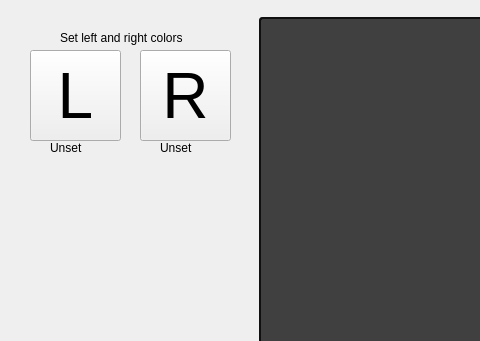
This is Tower_of_Lights_Editor_V3/mainwindow.ui in ThereIsNoEscape/cs383project as Qt 5 draws it before an edit; both pictures show x 0 to 480 and y 0 to 341 of the 1024 by 958 pixel window. The edited form follows.
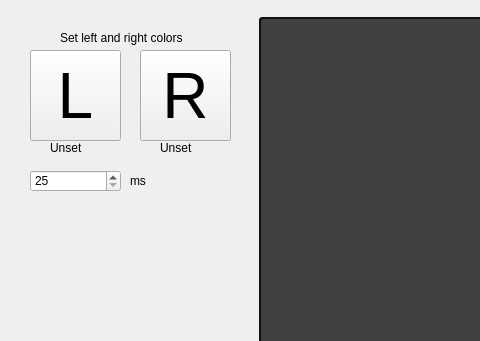
This is the edited form.

Patch:
```diff
--- a/Tower_of_Lights_Editor_V3/mainwindow.ui
+++ b/Tower_of_Lights_Editor_V3/mainwindow.ui
@@ -213,6 +213,41 @@
      <string>Unset</string>
     </property>
    </widget>
+   <widget class="QSpinBox" name="spinBox">
+    <property name="geometry">
+     <rect>
+      <x>30</x>
+      <y>170</y>
+      <width>91</width>
+      <height>22</height>
+     </rect>
+    </property>
+    <property name="minimumSize">
+     <size>
+      <width>91</width>
+      <height>22</height>
+     </size>
+    </property>
+    <property name="minimum">
+     <number>25</number>
+    </property>
+    <property name="maximum">
+     <number>1000000</number>
+    </property>
+   </widget>
+   <widget class="QLabel" name="label_4">
+    <property name="geometry">
+     <rect>
+      <x>130</x>
+      <y>170</y>
+      <width>21</width>
+      <height>21</height>
+     </rect>
+    </property>
+    <property name="text">
+     <string>ms</string>
+    </property>
+   </widget>
   </widget>
   <widget class="QStatusBar" name="statusBar"/>
   <widget class="QMenuBar" name="menuBar">
```
Left out of the diff: 2 changed lines with no effect on the pictures.
